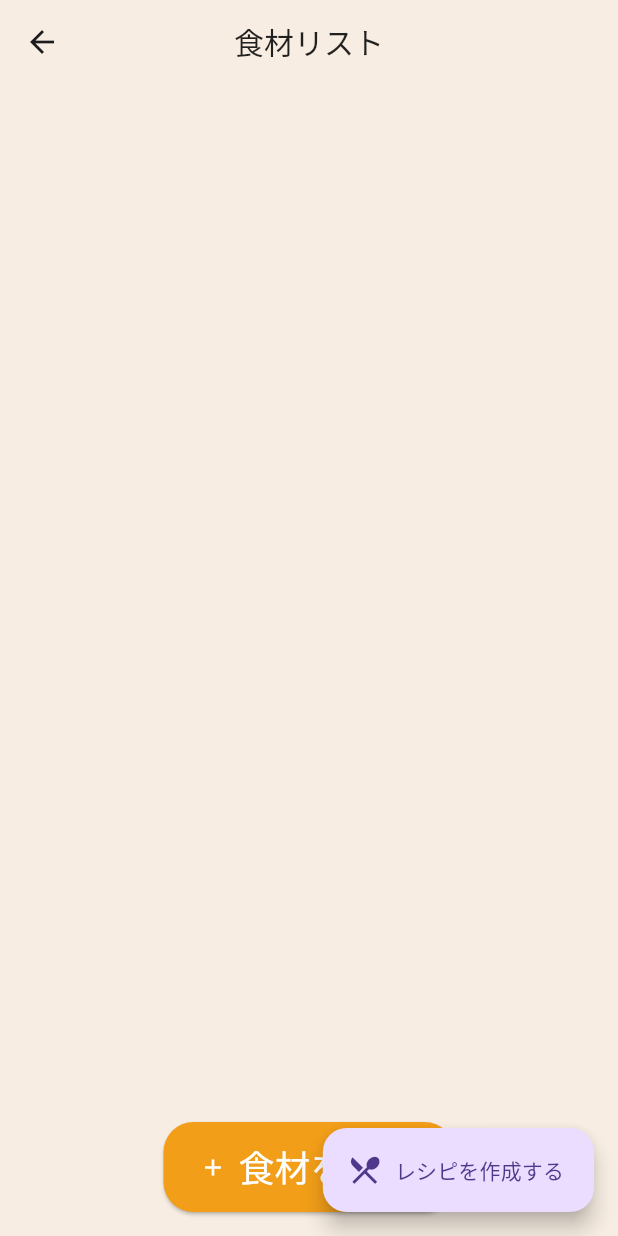
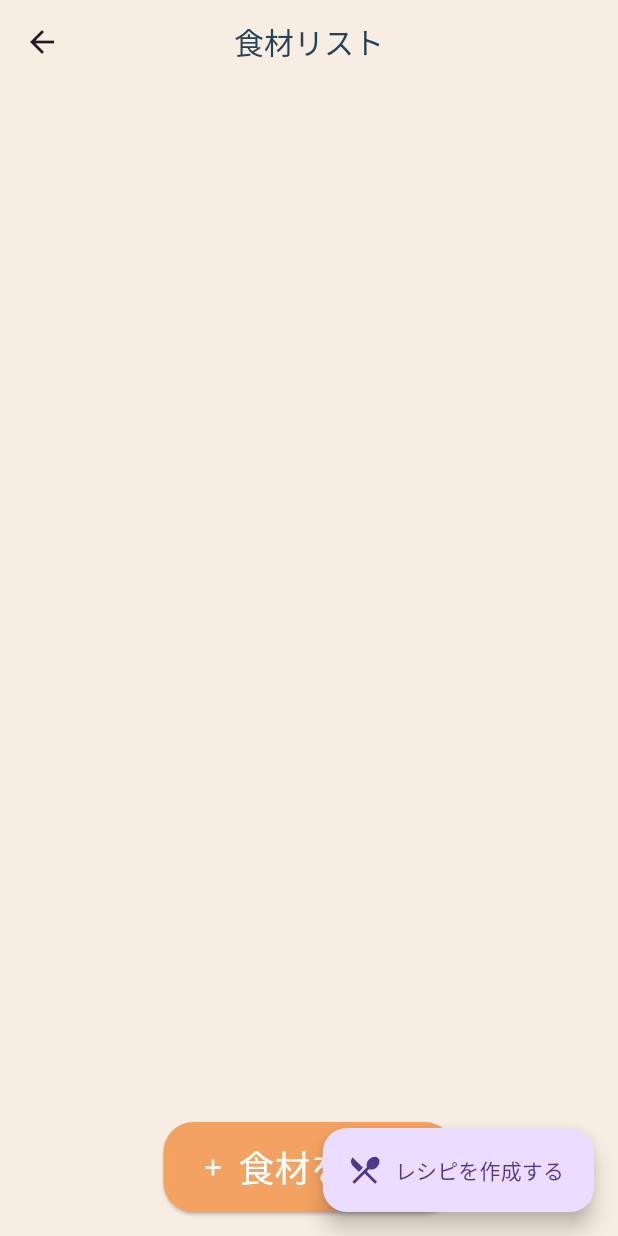
Before and after one commit to toffyui/Recipai, a Flutter app: the IngredientListPage screen opened directly, on a phone screen of 412 x 824 dp. Run offline on Flutter 3.47's test engine with Material 3 defaults, Android fonts, the phone set to English and light mode, and no system bars; our stand-ins replace flutter_dotenv, image_picker.

Commit message:
fix:bug: update colour

```diff
--- a/lib/core/constants/colors.dart
+++ b/lib/core/constants/colors.dart
@@ -3,7 +3,7 @@ import 'package:flutter/material.dart';
 class AppColors {
   static const Color primary = Color(0xFFF6BD60);
   static const Color accent  = Color(0xFF84A59D);
-  static const Color buttonBackground = Color(0xFFF29E18);
+  static const Color buttonBackground = Color(0xFFF4A261);
   static const Color background = Color(0xFFF7EDE2);
-  static const Color textPrimary = Colors.black87;
+  static const Color textPrimary = Color(0xFF244357);
 }
```
